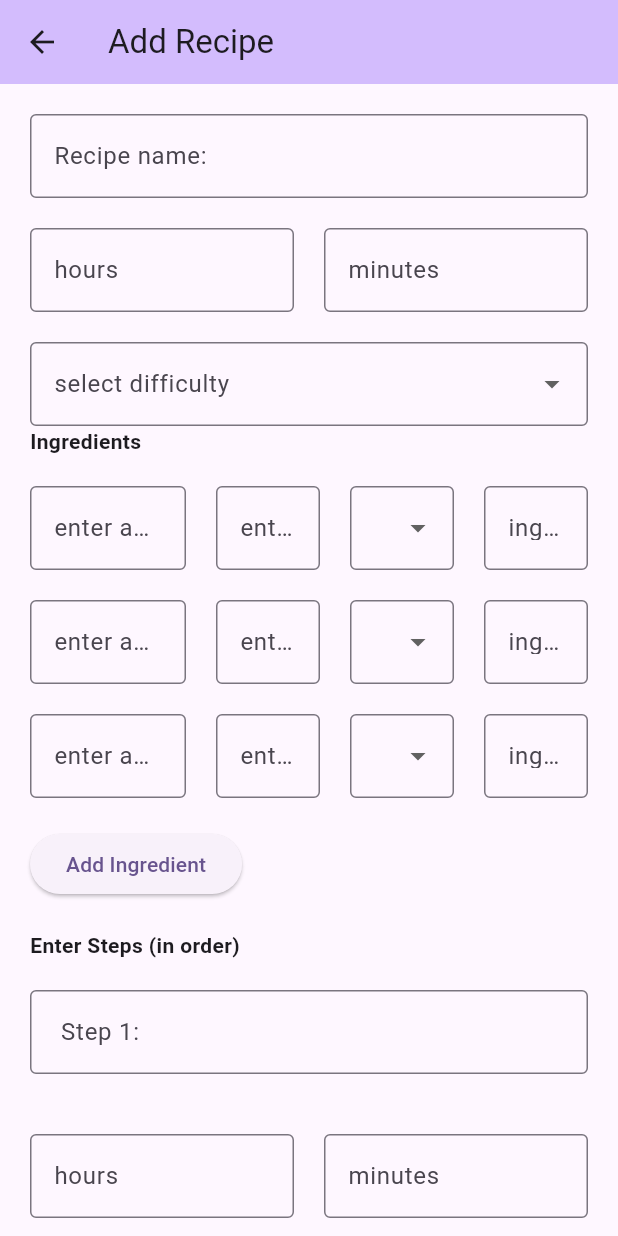
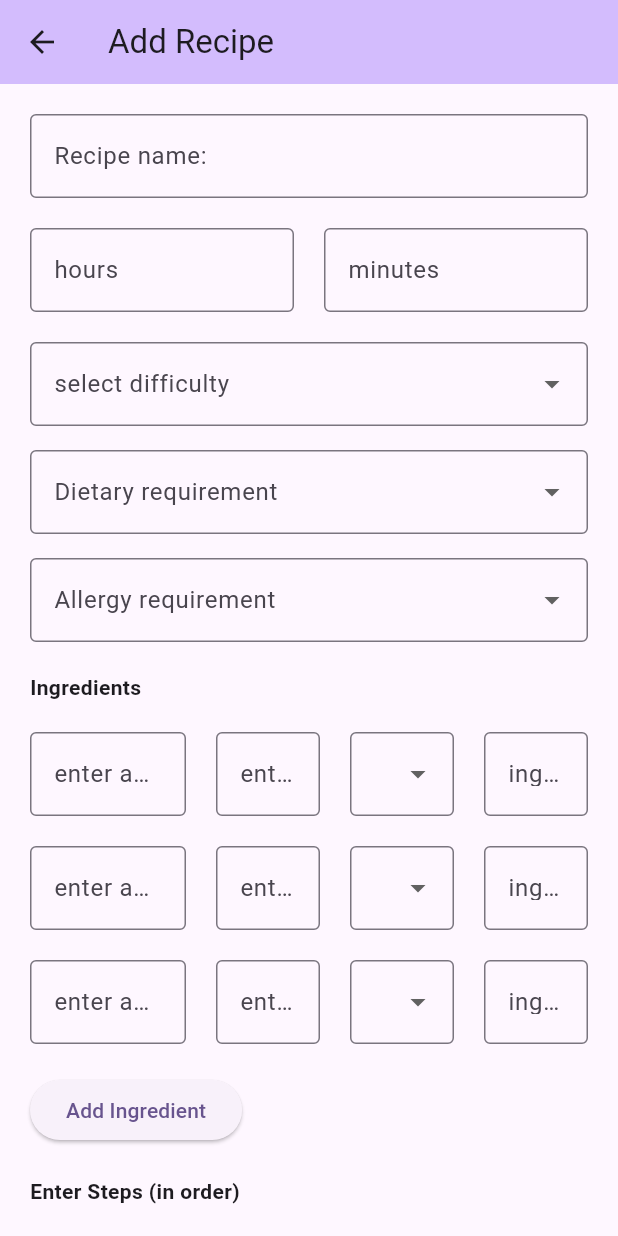
Before and after one commit to SETaP-Team-6C/Cook-App, a Flutter app: the AddRecipe screen opened by its route, on a phone screen of 412 x 824 dp. Run offline on Flutter 3.47's test engine with Material 3 defaults, Android fonts, the light colour scheme and no system bars.

Commit message:
added allergy and dietary requirments with dropdown list

```diff
--- a/frontend/lib/features/add_recipe/add_recipe.dart
+++ b/frontend/lib/features/add_recipe/add_recipe.dart
@@ -45,6 +45,30 @@ class _AddRecipeState extends State<AddRecipe> {
   final List<StepItem> _steps = [];
 
   String? _difficultySelector;
+  final List<String> _dietaryOptions = [
+    'Vegan',
+    'Vegetarian',
+    'Gluten-Free',
+    'Dairy-Free',
+    'Nut-Free',
+    'Halal',
+    'Others',
+  ];
+
+  String? _selectedDietary;
+
+  // Allergy options
+  final List<String> _allergyOptions = [
+    'Peanuts',
+    'Milk',
+    'Eggs',
+    'Wheat',
+    'Soy',
+    'Fish',
+    'Others',
+  ];
+
+  String? _selectedAllergy;
 
   @override
   void initState() {
@@ -143,7 +167,14 @@ class _AddRecipeState extends State<AddRecipe> {
     );
   }
 
-  Future<void> _sendRecipe(name, ingredients, steps, time, difficulty) async {
+  Future<void> _sendRecipe(
+    name,
+    ingredients,
+    steps,
+    time,
+    difficulty,
+    List<String> dietary,
+  ) async {
     try {
       final response = await http.post(
         Uri.parse("http://localhost:5000/add-recipe"),
@@ -154,6 +185,7 @@ class _AddRecipeState extends State<AddRecipe> {
           "recipe-steps": steps,
           "recipe-time": time,
           "recipe-difficulty": difficulty,
+          "recipe-dietary": dietary,
         }),
       );
       print("got in func");
@@ -230,7 +262,14 @@ class _AddRecipeState extends State<AddRecipe> {
 
       final time = _durationToISO(hour, minutes);
 
-      await _sendRecipe(name, ingredients, steps, time, difficulty);
+      await _sendRecipe(
+        name,
+        ingredients,
+        steps,
+        time,
+        difficulty,
+        _selectedDietary != null ? [_selectedDietary!] : [],
+      );
 
       print("Name: $name");
       print("Ingredients: $ingredients");
@@ -299,6 +338,81 @@ class _AddRecipeState extends State<AddRecipe> {
                   return null;
                 },
               ),
+
+              const SizedBox(height: 16),
+              DropdownButtonFormField<String>(
+                value: _selectedDietary,
+                decoration: const InputDecoration(
+                  labelText: 'Dietary requirement',
+                  border: OutlineInputBorder(),
+                ),
+                items: _dietaryOptions
+                    .map(
+                      (opt) => DropdownMenuItem(value: opt, child: Text(opt)),
+                    )
+                    .toList(),
+                onChanged: (val) => setState(() => _selectedDietary = val),
+                validator: (val) {
+                  return null;
+                },
+              ),
+
+              //dietary textbox
+              if (_selectedDietary == 'Others') ...[
+                const SizedBox(height: 16),
+                TextFormField(
+                  decoration: const InputDecoration(
+                    labelText: 'Please specify dietary requirement',
+                    border: OutlineInputBorder(),
+                  ),
+                  validator: (value) {
+                    if (_selectedDietary == 'Others' &&
+                        (value == null || value.trim().isEmpty)) {
+                      return 'Please specify dietary requirement';
+                    }
+                    return null;
+                  },
+                ),
+              ],
+
+              //Allergy dropdown
+              const SizedBox(height: 16),
+              DropdownButtonFormField<String>(
+                value: _selectedAllergy,
+                decoration: const InputDecoration(
+                  labelText: 'Allergy requirement',
+                  border: OutlineInputBorder(),
+                ),
+                items: _allergyOptions
+                    .map(
+                      (opt) => DropdownMenuItem(value: opt, child: Text(opt)),
+                    )
+                    .toList(),
+                onChanged: (val) => setState(() => _selectedAllergy = val),
+                validator: (val) {
+                  return null;
+                },
+              ),
+
+              //Allergy textbox
+              if (_selectedAllergy == 'Others') ...[
+                const SizedBox(height: 16),
+                TextFormField(
+                  decoration: const InputDecoration(
+                    labelText: 'Please specify allergy',
+                    border: OutlineInputBorder(),
+                  ),
+                  validator: (value) {
+                    if (_selectedAllergy == 'Others' &&
+                        (value == null || value.trim().isEmpty)) {
+                      return 'Please specify allergy';
+                    }
+                    return null;
+                  },
+                ),
+              ],
+
+              const SizedBox(height: 20),
 
               /// Ingredients
               const Text(
```
Also changed, not shown: 2 other files.
